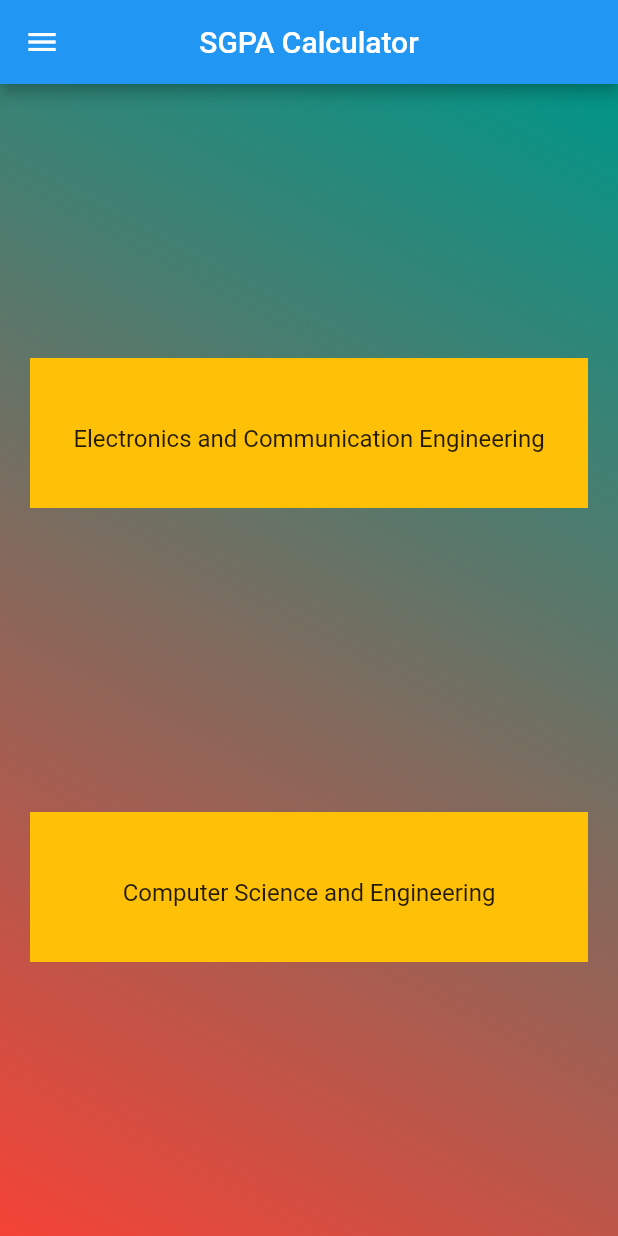
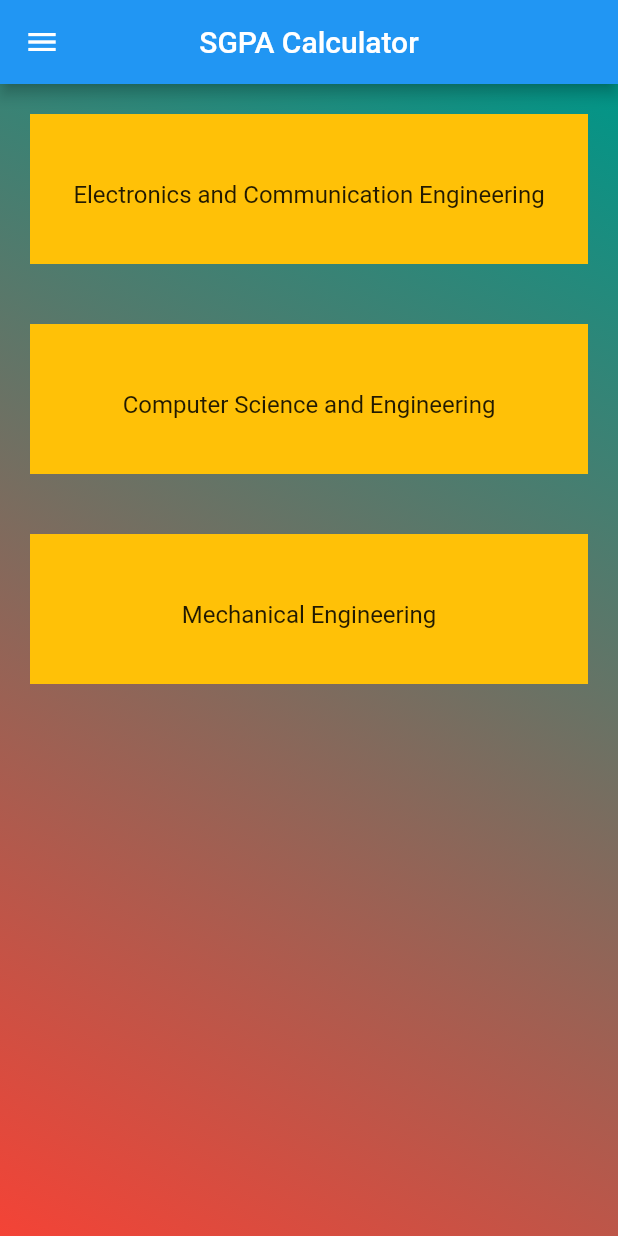
Before and after one commit to hemanth-kotagiri/sgpa-calculator, a Flutter app: the screen it shows after launch, on a phone screen of 412 x 824 dp. Run offline on Flutter 3.47's test engine with Material 2 defaults, Android fonts, the phone set to English and light mode, and no system bars.

Commit message:
Add Mech courses

```diff
--- a/lib/courses.dart
+++ b/lib/courses.dart
@@ -10,7 +10,7 @@ class CoursesWidget extends StatefulWidget {
 
 class _CoursesWidgetState extends State<CoursesWidget> {
   final _grades = <String>["O", "A+", "A", "B+", "B", "C", "F"];
-  final _courses = {
+  final _branchCourses = {
       "Electronics and Communication Engineering": {
         "Microprocessors & Microcontrollers": 4,
         "Data Communications and Networks": 4,
@@ -31,30 +31,19 @@ class _CoursesWidgetState extends State<CoursesWidget> {
         "Software Engineering Lab": 1.5,
         "Computer Networks and Web Technologies Lab": 1.5,
         "Advanced Communication Skills Lab": 1
+      },
+      "Mechanical Engineering": {
+        "Dynamics of Machinery": 4,
+        "Design of Machine Members-I": 3,
+        "Metrology & Machine Tools": 3,
+        "Business Economics & Financial Analysis": 3,
+        "Thermal Engineering-II": 3,
+        "Operations Research": 3,
+        "Thermal Engineering Lab": 1,
+        "Metrology & Machine Tools Lab": 1,
+        "Kinematics & Dynamics Lab": 1
       }
   };
-  //final _eceCourse = {
-    //"Microprocessors & Microcontrollers": 4,
-    //"Data Communications and Networks": 4,
-    //"Control Systems": 4,
-    //"Business Economics & Financial Analysis": 3,
-    //"Professional Elective": 3,
-    //"Microprocessors & Microcontrollers lab": 1.5,
-    //"Data Communications and Networks lab": 1.5,
-    //"Advanced Communication Skills Lab": 1
-  //};
-
-  //final _cseCourse = {
-    //"Formal Languages and Automata Theory": 3,
-    //"Software Engineering": 3,
-    //"Computer Networks": 3,
-    //"Web Technologies": 3,
-    //"Professional Elective 1": 3,
-    //"Professional Elective 2": 3,
-    //"Software Engineering Lab": 1.5,
-    //"Computer Networks and Web Technologies Lab": 1.5,
-    //"Advanced Communication Skills Lab": 1
-  //};
 
   Widget _renderBranches() {
     return Container(
@@ -67,7 +56,14 @@ class _CoursesWidgetState extends State<CoursesWidget> {
         mainAxisAlignment: MainAxisAlignment.spaceEvenly,
         // padding: const EdgeInsets.all(8),
         children: <Widget>[
-          Container(
+          Expanded(
+            child: ListView.builder(
+              scrollDirection: Axis.vertical,
+              shrinkWrap: true,
+              itemCount: _branchCourses.length, //widget.courses.length,
+              itemBuilder: (BuildContext context, int index) {
+                String key = _branchCourses.keys.elementAt(index);
+                return Container(
                  margin: EdgeInsets.all(20),
                 // padding: const EdgeInsets.all(8),
                 height: 100,
@@ -75,24 +71,16 @@ class _CoursesWidgetState extends State<CoursesWidget> {
                 child: Center(
                   child: ListTile(
                     title: Center(
-                      child: Text("Electronics and Communication Engineering")),
-                  onTap: () => {_individialCoursePage(_eceCourse)},
+                        child: Text("$key")),
+                    onTap: () => {_individialCoursePage(_branchCourses.values.elementAt(index))},
                   ),
-              )),
-          Container(
-              margin: EdgeInsets.all(20),
-              padding: const EdgeInsets.all(11),
-              height: 100,
-              color: Colors.amber[500],
-              child: Center(
-                child: ListTile(
-                  title:
-                      Center(child: Text("Computer Science and Engineering")),
-                  onTap: () => {_individialCoursePage(_cseCourse)},
+                )
+                );
+              },
             ),
-              )),
-        ],
-      ),
+          )
+        ]
+      )
     );
   }
 
```
Lines whose indentation alone changed are shown as unchanged.
